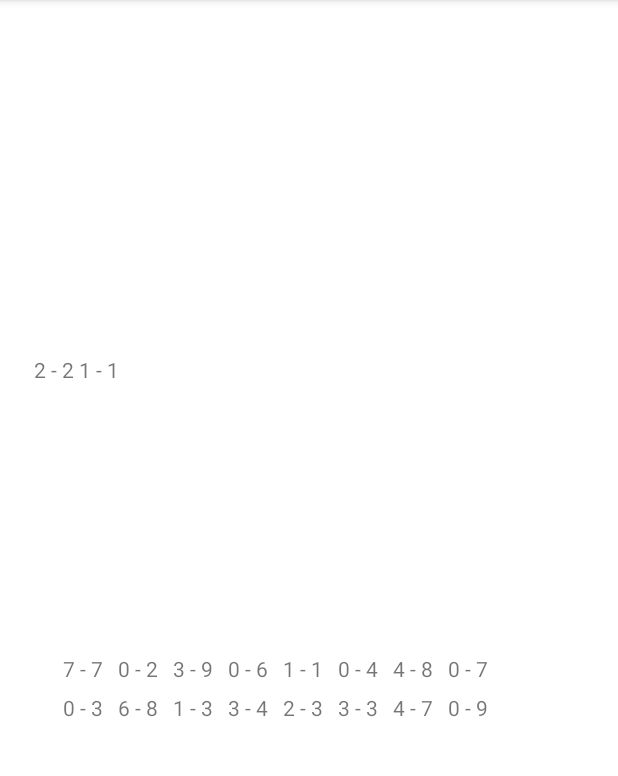
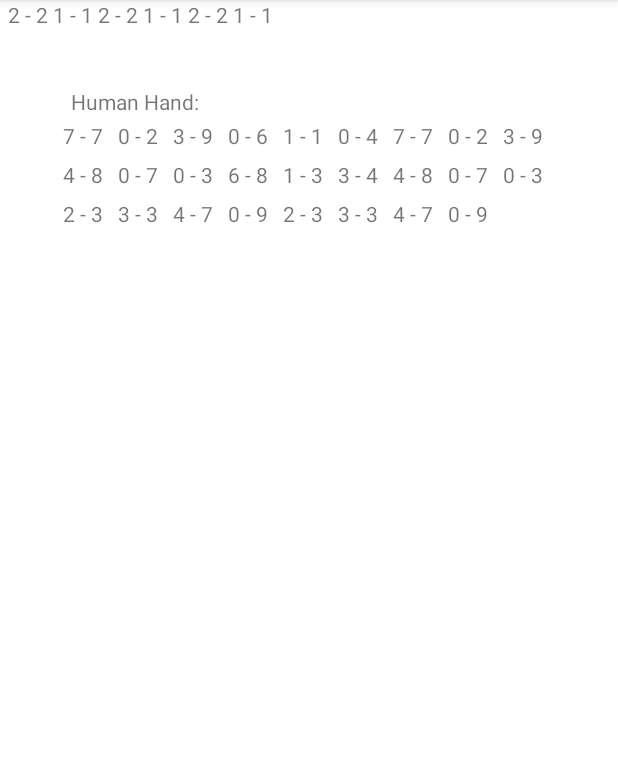
Before and after one commit to Burhan-Khawaja/java-mexican-train, an Android app: the screen it shows after launch (MainActivity), after a tap on an icon or button, on a phone screen of 412 x 824 dp, the part 84-860 px from its top. Run offline under Robolectric (Android 15) with nearby library versions, the phone set to English and light mode, and no system bars; 1 statement that could not run was skipped.

Commit message:
Add files via upload

```diff
--- a/src/main/java/com/example/mexicantrain/Game.java
+++ b/src/main/java/com/example/mexicantrain/Game.java
@@ -1,4 +1,24 @@
 package com.example.mexicantrain;
 
+import android.app.Activity;
+
 public class Game {
+    private int roundNumber;
+    private int humanScore;
+    private int computerScore;
+    private Round round ;
+    private Activity activity;
+
+    Game(Activity activity) {
+        this.roundNumber = 0;
+        this.humanScore = 0;
+        this.computerScore = 0;
+        this.activity = activity;
+        this.round = new Round(activity);
+    }
+
+    public void playGame() {
+        //BURBUR serialized start -- need to include that
+        round.startRound(false,humanScore,computerScore,roundNumber);
+    }
 }
--- a/src/main/java/com/example/mexicantrain/Human.java
+++ b/src/main/java/com/example/mexicantrain/Human.java
@@ -1,8 +1,15 @@
 package com.example.mexicantrain;
 
 import android.app.Activity;
+import android.content.Context;
 import android.util.Log;
+import android.view.Gravity;
+import android.view.LayoutInflater;
+import android.view.MotionEvent;
 import android.view.View;
+import android.widget.Button;
+import android.widget.LinearLayout;
+import android.widget.PopupWindow;
 import android.widget.TableRow;
 import android.widget.TextView;
 
@@ -12,9 +19,15 @@ public class Human extends Player {
         this.activity = activity;
     }
 
-    public void testClickListener(){
+    public Hand getHand() {
+        return this.playerHand;
+    }
 
+    public Train getTrain() {
+        return this.playerTrain;
     }
+
+
     /**
      * Displays the players hand. BURBUR this should be in game class b/c game handles view.
      * or just have view ahndle it and have a getter to get acopy of the data in the hand/train/
@@ -35,17 +48,17 @@ public class Human extends Player {
             Log.d("mytag","attempting to create event handler");
             element.setOnClickListener(new View.OnClickListener() {
                 public void onClick(View v) {
-                    Log.d("mytag","onClick for element created.");
-
+                    Log.d("mytag","onClick for tile created.");
+                    userSelectedTile(element);
                 }
             });
-            if (i < 8) {
+            if (i < 6) {
                 row1.addView(element);
             }
-            else if(i < 16) {
+            else if(i < 12) {
                 row2.addView(element);
             }
-            else if(i < 24) {
+            else if(i < 18) {
                 row3.addView(element);
             }
             else {
@@ -54,4 +67,122 @@ public class Human extends Player {
         }
 
     }
+
+    /**
+     * function called whenever a user selects a tile. The onclick will call this function that handles the game logic.
+     * @param tilePlayed TextView object that is passed in that holds the tile representation that the user clicked on
+     */
+    public void userSelectedTile(TextView tilePlayed) {
+        Log.d("gameplay", tilePlayed.getText().toString());
+
+        /*
+        * Create popup view that asks user to select what train to play on.
+         */
+        //layout inflater - "creates" a view from an xml file.
+        LayoutInflater inflater = (LayoutInflater) this.activity.getApplicationContext().getSystemService(Context.LAYOUT_INFLATER_SERVICE);
+        View popupView = inflater.inflate(R.layout.train_choice, null);
+
+        //create the popup window
+        int width = LinearLayout.LayoutParams.WRAP_CONTENT;
+        int height = LinearLayout.LayoutParams.WRAP_CONTENT;
+
+        //instead of using a final char, idk what that is,
+        // make 3 booleans and set the one chosen to true.
+
+        final char[] test = {new Character(' ')};
+
+        //last param is 'focusable'-- setting to true makes taps outside popup dismiss it.
+        //PopupWindow popupWindowFinal = new PopupWindow(popupView, width,height, true);
+        final PopupWindow popupWindow = new PopupWindow(popupView, width, height, true);
+        popupWindow.showAtLocation(this.activity.findViewById(R.id.testCL), Gravity.CENTER, 0, 0);
+
+        //create onclick listeners to all buttons so we can handle what user selects
+        popupView.setOnTouchListener(new View.OnTouchListener() {
+            @Override
+            public boolean onTouch(View v, MotionEvent event) {
+                popupWindow.dismiss();
+                return true;
+
+            }
+        });
+
+
+        //get buttons to make on click listeners for them
+        //use inflator to access things from different views
+        //we have the popupView from before that has the train_choice.xml view "stored" in it and we can
+        //access all its values that way.
+
+        Button humanTrainSelection  = (Button) popupView.findViewById( R.id.selectHumanTrain);
+        Button computerTrainSelection = (Button) popupView.findViewById( R.id.selectComputerTrain);
+        Button mexicanTrainSelection = (Button) popupView.findViewById( R.id.selectMexicanTrain);
+
+
+        //have to make sure that the button isnt null -ie we have initialized the view its in before we set the listener for it.
+        //human train button
+
+        if(humanTrainSelection != null ) {
+            //set onclicklistener for the human train button when a user chooses which train to play on
+            humanTrainSelection.setOnClickListener(new View.OnClickListener() {
+                public void onClick(View v) {
+                    test[0] = 'h';
+                    Log.d("mytag", "Human Train Selected.");
+                    Log.d("mytag", String.valueOf(test[0]));
+                    popupWindow.dismiss();
+                    userPlayedTile(tilePlayed, 'h');
+                }
+            });
+        }
+
+        //computer train button
+        if(computerTrainSelection != null ) {
+            //set onclicklistener for the human train button when a user chooses which train to play on
+            computerTrainSelection.setOnClickListener(new View.OnClickListener() {
+                public void onClick(View v) {
+                    test[0] = 'c';
+                    Log.d("mytag", "Computer Train Selected.");
+                    Log.d("mytag", String.valueOf(test[0]));
+                    popupWindow.dismiss();
+                    userPlayedTile(tilePlayed, 'c');
+
+                }
+            });
+        }
+
+        //mexican train button
+        if(mexicanTrainSelection != null ) {
+            //set onclicklistener for the human train button when a user chooses which train to play on
+            mexicanTrainSelection.setOnClickListener(new View.OnClickListener() {
+                public void onClick(View v) {
+                    test[0] = 'm';
+                    Log.d("mytag", "Mexican Train Selected.");
+                    Log.d("mytag", String.valueOf(test[0]));
+                    popupWindow.dismiss();
+                    userPlayedTile(tilePlayed, 'm');
+
+                }
+            });
+        }
+    }
+
+    //check if tile fits on train and see if its a double
+    private void userPlayedTile(TextView tilePlayed, char trainPlayedOn) {
+        String tileAsString = tilePlayed.getText().toString();
+        Tile userTile = new Tile(tileAsString.charAt(0) - 48, tileAsString.charAt(4) - 48);
+
+        //user played on human train
+        if(trainPlayedOn == 'h'){
+            this.playerTrain.addTileBack(userTile);
+            return;
+        }
+        else if (trainPlayedOn == 'c') {
+
+        }
+
+    }
+
+    int play(Player humanPlayer, Player computerPlayer, Train mexicanTrain, Hand Boneyard) {
+
+
+        return 0;
+    }
 }
--- a/src/main/java/com/example/mexicantrain/MainActivity.java
+++ b/src/main/java/com/example/mexicantrain/MainActivity.java
@@ -1,7 +1,6 @@
 package com.example.mexicantrain;
 
 import android.os.Bundle;
-import android.util.Log;
 import android.view.View;
 
 import androidx.appcompat.app.AppCompatActivity;
@@ -13,13 +12,15 @@ public class MainActivity extends AppCompatActivity {
     protected void onCreate(Bundle savedInstanceState) {
         super.onCreate(savedInstanceState);
         setContentView(R.layout.activity_main);
-
+/*
         if(getIntent().hasExtra("hand")) {
             //TextView txt = (TextView) findViewById(R.id.editTextTextPersonName2);
             //txt.setText("ASDSADASDSADSAD");
         }
 
-/*
+
+
+        //random code idk what this testing it
         // Get the Intent that started this activity and extract the string
         Intent intent = getIntent();
         String message = intent.getStringExtra(MainActivity.EXTRA_MESSAGE);
@@ -27,17 +28,27 @@ public class MainActivity extends AppCompatActivity {
         // Capture the layout's TextView and set the string as its text
         TextView textView = findViewById(R.id.userName);
        // textView.setText("TESTTESTETEST");
-*/
 
+/*
         Log.d("mytag","testTag");
-        this.setContentView(R.layout.activity_main);
+        //Round testing
+
         Round gameRound = new Round(this);
         gameRound.dealTiles();
 
 
 
-        gameRound.displayHumanHand();
-        gameRound.displayRoundState();
+
+        test enginequeue and engine values.
+
+        for(int i = 0; i < 100; i++) {
+            Log.d("engineTest", String.valueOf(gameRound.getNextEngineValue()));
+        }
+
+         */
+
+        Game game = new Game(this);
+        game.playGame();
     }
 
     /**
--- a/src/main/java/com/example/mexicantrain/Player.java
+++ b/src/main/java/com/example/mexicantrain/Player.java
@@ -2,11 +2,14 @@ package com.example.mexicantrain;
 
 import android.app.Activity;
 
-public class Player {
+public abstract class Player {
 
     protected Hand playerHand = new Hand();
     protected Activity activity;
-    private Train playerTrain = new Train();
+    protected Train playerTrain = new Train();
+    private boolean humanTrainPlayable;
+    private boolean computerTrainPlayable;
+    private boolean mexicanTrainPlayable;
     /**
      * Add a tile to a players hand
      * @param tileToAdd Tile object that gets added to a players hand
@@ -23,6 +26,17 @@ public class Player {
         this.activity = _activity;
     }
 
+    /**
+     * Checks if a players hand is empty
+     * @return boolean value, true if hand is empty false otherwise
+     */
+    public boolean handEmpty(){
+        if(playerHand.getSize() == 0) {
+            return true;
+        }
+        return false;
+    }
+
     public String trainAsString(){
         return playerTrain.trainAsString();
     }
@@ -34,4 +48,8 @@ public class Player {
     public void addTileBack(Tile tileToAdd) {
         playerTrain.addTileBack(tileToAdd);
     }
+
+    abstract int play(Player humanPlayer, Player computerPlayer, Train mexicanTrain, Hand Boneyard);
+
+
 }
--- a/src/main/java/com/example/mexicantrain/Round.java
+++ b/src/main/java/com/example/mexicantrain/Round.java
@@ -4,26 +4,46 @@ import android.app.Activity;
 import android.widget.LinearLayout;
 import android.widget.TextView;
 
+import java.util.ArrayDeque;
 import java.util.ArrayList;
+import java.util.Queue;
 import java.util.Random;
 
 public class Round {
     //mexican train
     //boneyard
 
+    //CLASS VARIABLES
     private Hand boneyard = new Hand();
+    private Train mexicanTrain = new Train();
     private Human humanPlayer = new Human(this.activity);
     //private Computer computerPlayer = new Computer(this.activity);
     private Activity activity;
 
+
+    private int engineInt;
+
+    private Queue<Integer> engineQueue = new ArrayDeque<Integer>();
+    private boolean humanTurn;
+    private boolean computerTurn;
+    private boolean computerWon;
+    private boolean humanWon;
+
+    //CONSTRUCTOR
     Round(Activity activity) {
         this.activity = activity;
         //set activity through a setter b/c if we use constructor, then this.activity is not initialized,
         // and we set it to a null value in other classes.
         humanPlayer.setActivity(this.activity);
+
     }
 
+//================================//================================//================================//================================
+    //SELECTORS
 
+    //MUTATORS
+
+    //HELPER FUNCTIONS
     /**
      * create a double nine set of tiles, as well as shuffle the tiles and deal the tiles to the human and computer player.
      */
@@ -71,13 +91,6 @@ public class Round {
     }
 
     /**
-     * Display the human players hand to the screen.
-     */
-    public void displayHumanHand(){
-        humanPlayer.displayHand();
-    }
-
-    /**
      * Displays the current state of the game, including human and player hands and trains
      * and top of boneyard
      */
@@ -97,5 +110,78 @@ public class Round {
 
         allTrains.addView(humanTrainValues);
 
+        humanPlayer.displayHand();
     }
+
+    /**
+     * reset the queue of engine tiles to be 9-0 descending.
+     */
+    public void resetEngineQueue() {
+        this.engineQueue.clear();
+        //is there a better way of doing this? probably. Just refactor it later lol.
+        //at the very least its a simple and understandable solution. just add 9-0 to the queue one at a time.
+        this.engineQueue.add(9);
+        this.engineQueue.add(8);
+        this.engineQueue.add(7);
+        this.engineQueue.add(6);
+        this.engineQueue.add(5);
+        this.engineQueue.add(4);
+        this.engineQueue.add(3);
+        this.engineQueue.add(2);
+        this.engineQueue.add(1);
+        this.engineQueue.add(0);
+
+    }
+
+    /**
+     * get the next value in the queue of engine values
+     * @return integer value that is the next engine value
+     */
+    public int getNextEngineValue() {
+        if(engineQueue.isEmpty()) {
+            resetEngineQueue();
+        }
+        this.engineInt = engineQueue.remove();
+        return engineInt;
+    }
+
+    public int startRound(boolean serializedStart, int humanScore, int computerScore, int roundNumber) {
+        if(!serializedStart) {
+            dealTiles();
+            displayRoundState();
+        }
+        int pipsValue = startTurns(humanScore, computerScore, roundNumber);
+        return 0;
+    }
+
+    private int startTurns(int humanScore, int computerScore, int roundNumber) {
+        //integers that will store the sum of pips of the tiles in a players hand when the other player empties their hand
+        int humanPipsLeft, computerPipsLeft = 0;
+        displayRoundState();
+        humanTurn = true;
+        do {
+            if(humanTurn) {
+                //BURBUR NEED TO CHANGE SECOND ARGUMENT IN THIS FUNCTION CALL
+                //computerPipsLeft = humanPlayer.play(this.humanPlayer,this.humanPlayer, this.mexicanTrain, this.boneyard);
+                if(humanPlayer.handEmpty()){
+                    //do stuff if human players hand is empty.
+                }
+                this.humanTurn = false;
+                this.computerTurn = true;
+            }
+
+            if(computerTurn) {
+                this.computerTurn = false;
+                this.humanTurn = true;
+                break;
+            }
+        } while(true);
+        return 0;
+    }
+
+
+
+    //CODE TESTING
+
+
 }
--- a/src/main/java/com/example/mexicantrain/Train.java
+++ b/src/main/java/com/example/mexicantrain/Train.java
@@ -1,6 +1,4 @@
 package com.example.mexicantrain;
-
-import android.util.Log;
 
 import java.util.ArrayDeque;
 import java.util.Deque;
@@ -51,10 +49,6 @@ public class Train {
         while(iterator.hasNext()){
             train += iterator.next().tileAsString();
         }
-        Log.d("mytag",train);
-        //for(int i = 0; i < trainDeque.size(); i++) {
-        //    trainDeque.toString() .tileAsString();
-        //}*/
 
         return train;
 
--- a/src/main/res/layout/activity_main.xml
+++ b/src/main/res/layout/activity_main.xml
@@ -2,19 +2,42 @@
 <androidx.constraintlayout.widget.ConstraintLayout xmlns:android="http://schemas.android.com/apk/res/android"
     xmlns:app="http://schemas.android.com/apk/res-auto"
     xmlns:tools="http://schemas.android.com/tools"
+    android:id="@+id/testCL"
     android:layout_width="match_parent"
     android:layout_height="match_parent"
     tools:context=".MainActivity">
+
+    <HorizontalScrollView
+        android:id="@+id/allTrains"
+        android:layout_width="367dp"
+        android:layout_height="54dp"
+        app:layout_constraintEnd_toEndOf="parent"
+        app:layout_constraintHorizontal_bias="0.113"
+        app:layout_constraintStart_toStartOf="parent"
+        tools:layout_editor_absoluteY="150dp">
+
+        <LinearLayout
+            android:id="@+id/allTrainsLayout"
+            android:layout_width="wrap_content"
+            android:layout_height="match_parent" />
+    </HorizontalScrollView>
 
     <TableLayout
         android:id="@+id/playerHand"
         android:layout_width="334dp"
         android:layout_height="99dp"
-        android:layout_marginBottom="236dp"
+        android:layout_marginBottom="404dp"
         app:layout_constraintBottom_toBottomOf="parent"
         app:layout_constraintEnd_toEndOf="parent"
         app:layout_constraintHorizontal_bias="0.493"
-        app:layout_constraintStart_toStartOf="parent">
+        app:layout_constraintStart_toStartOf="parent"
+        app:layout_constraintTop_toBottomOf="@+id/humanHandLabel"
+        app:layout_constraintVertical_bias="0.0">
+
+        <TableRow
+            android:id="@+id/testRow5"
+            android:layout_width="match_parent"
+            android:layout_height="match_parent" />
 
         <TableRow
             android:id="@+id/playerHandRow1"
@@ -36,27 +59,30 @@
             android:layout_width="match_parent"
             android:layout_height="match_parent" />
 
-        <TableRow
-            android:id="@+id/testRow5"
-            android:layout_width="match_parent"
-            android:layout_height="match_parent" />
-
     </TableLayout>
 
-    <HorizontalScrollView
-        android:id="@+id/allTrains"
-        android:layout_width="367dp"
-        android:layout_height="54dp"
-        app:layout_constraintBottom_toTopOf="@+id/playerHand"
+    <TextView
+        android:id="@+id/trains"
+        android:layout_width="wrap_content"
+        android:layout_height="wrap_content"
+        android:layout_marginBottom="48dp"
+        android:text="Trains:"
+        app:layout_constraintBottom_toTopOf="@+id/allTrains"
         app:layout_constraintEnd_toEndOf="parent"
+        app:layout_constraintHorizontal_bias="0.059"
         app:layout_constraintStart_toStartOf="parent"
         app:layout_constraintTop_toTopOf="parent"
-        app:layout_constraintVertical_bias="0.625">
+        app:layout_constraintVertical_bias="1.0" />
 
-        <LinearLayout
-            android:id="@+id/allTrainsLayout"
-            android:layout_width="wrap_content"
-            android:layout_height="match_parent" />
-    </HorizontalScrollView>
+    <TextView
+        android:id="@+id/humanHandLabel"
+        android:layout_width="wrap_content"
+        android:layout_height="wrap_content"
+        android:layout_marginTop="4dp"
+        android:text="Human Hand:"
+        app:layout_constraintEnd_toEndOf="parent"
+        app:layout_constraintHorizontal_bias="0.144"
+        app:layout_constraintStart_toStartOf="parent"
+        app:layout_constraintTop_toBottomOf="@+id/allTrains" />
 
 </androidx.constraintlayout.widget.ConstraintLayout>
```
Also changed, not shown: src/main/java/com/example/mexicantrain/Tile.java (+9 -0 lines), src/main/res/layout/train_choice.xml (added, +26 -0 lines).
